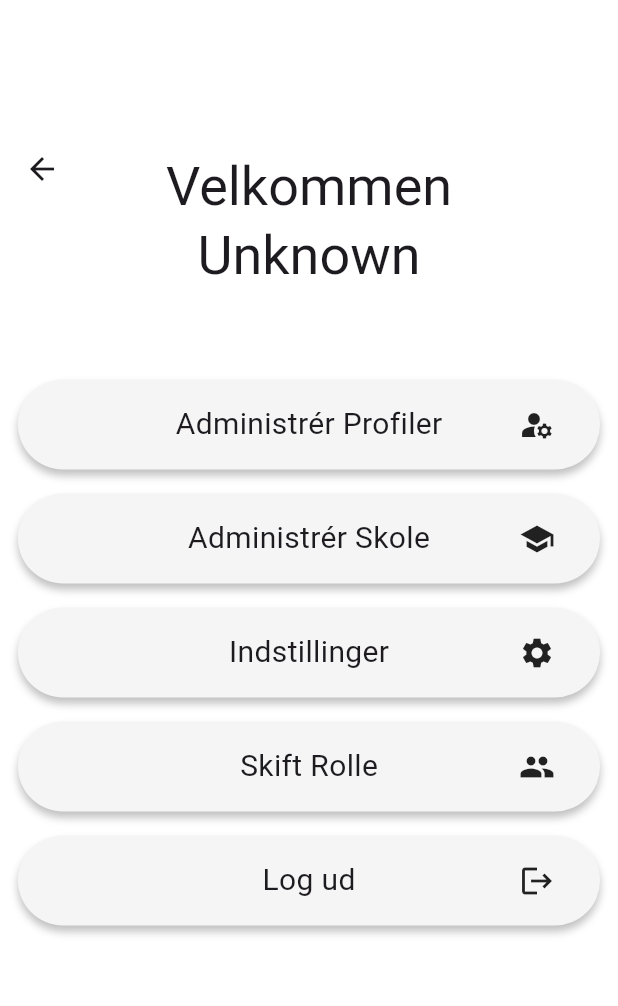
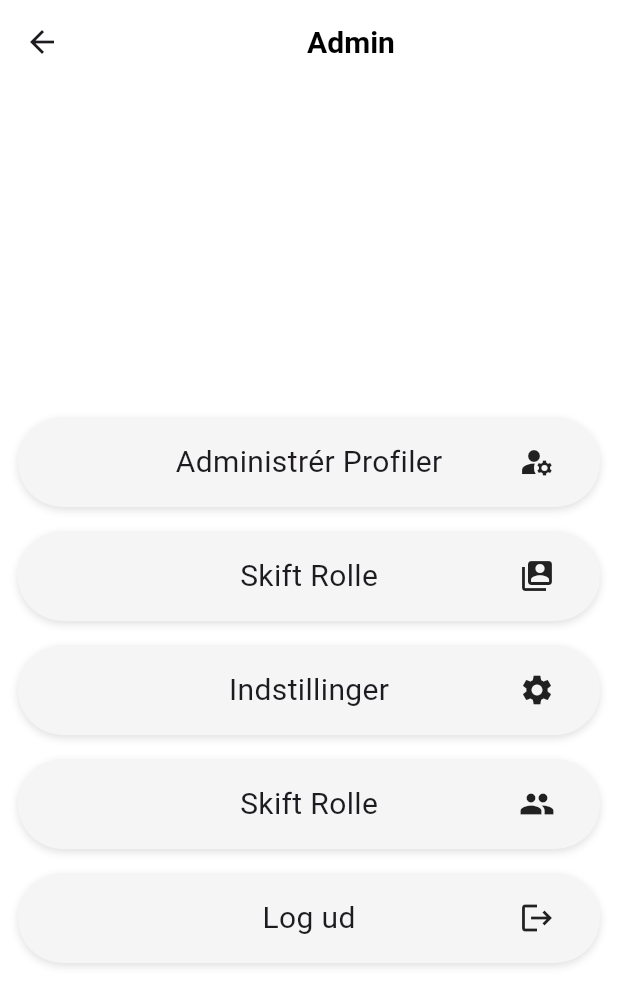
Before and after one commit to aau-giraf/foodplanner, a Flutter app: the AdminLandingPage screen opened directly, on a phone screen of 412 x 824 dp. Shown: the top 1006 px of the screen. Run offline on Flutter 3.47's test engine with Material 3 defaults, Android fonts, the light colour scheme and no system bars; our stand-ins replace camera, dropdown_button2, flutter_advanced_switch, flutter_secure_storage, go_router, image_picker and 1 more; missing offline and left inert: flutter_advanced_segment, flutter_sficon, openapi_generator_annotations; accounts and stored records are empty; network calls fail.

Commit message:
Admin page and other pages
Admin landing page er sat til og alle knapper fører til deres respective "placeholder" pages

```diff
--- a/foodplanner/lib/pages/Change_Roll.dart
+++ b/foodplanner/lib/pages/Change_Roll.dart
@@ -8,8 +8,10 @@ import 'package:foodplanner/components/nav_bar.dart';
 import 'package:foodplanner/config/colors.dart';
 import 'package:foodplanner/models/user.dart' as model;
 import 'package:foodplanner/services/user_service.dart';
-import 'package:provider/provider.dart';
-
+import 'package:go_router/go_router.dart';
+import 'package:foodplanner/auth/auth_provider.dart';
+import 'package:foodplanner/routes/user_roles.dart';
+import 'package:foodplanner/routes/paths.dart';
 
 class RoleSelectionPage extends StatefulWidget {
   const RoleSelectionPage({super.key});
--- a/foodplanner/lib/pages/landing_page_admin.dart
+++ b/foodplanner/lib/pages/landing_page_admin.dart
@@ -76,14 +76,28 @@ class _LandingPageAdminState extends State<AdminLandingPage> {
           }
         },
         {
-          'title': "Administrér Skole",
+          /*'title': "Administrér Skole",
           'cta': Row(
             mainAxisSize: MainAxisSize.min,
             children: [
               Icon(Icons.school),
               SizedBox(width: 10),
             ],
+          ),*/
+          'title': "Skift Rolle",
+          'cta': Row(
+            mainAxisSize: MainAxisSize.min,
+            children: [
+              Icon(Icons.switch_account),
+              SizedBox(width: 10),
+            ],
           ),
+          'ctaFunction': () {
+            Navigator.push(
+              context,
+              MaterialPageRoute(builder: (context) => const RoleSelectionPage()),
+            );
+          }
         },
         {
           'title': "Indstillinger",
@@ -134,32 +148,33 @@ class _LandingPageAdminState extends State<AdminLandingPage> {
         },
       ];
 
-    @override
-  Widget build(BuildContext context){
+  @override
+  Widget build(BuildContext context) {
     return Scaffold(
       appBar: AppBar(
+        title: Center(
+          child: Text(
+            'Admin',
+            style: AppTextStyles.headline4,
+          ),
+        ),
         backgroundColor: Colors.white,
-        toolbarHeight: 225,
-        centerTitle: true,
-        title: Padding(
-          padding: const EdgeInsets.only(top: 70),
-          child: Text(
-            'Velkommen \n${admin.firstName ?? 'Admin'}',
-            style: TextStyle(fontSize: 36),
-            textAlign: TextAlign.center,
-          )
-        )
       ),
       backgroundColor: Colors.white,
-
       bottomNavigationBar: NavBar(),
       body: SingleChildScrollView(
+        child: ConstrainedBox(
+          constraints: BoxConstraints(
+            minHeight: MediaQuery.of(context).size.height
+              - kToolbarHeight
+              - MediaQuery.of(context).padding.top,
+          ),
           child: Padding(
             padding: const EdgeInsets.symmetric(horizontal: 12, vertical: 10),
             child: Column(
               mainAxisAlignment: MainAxisAlignment.center,
               children: [
-                const SizedBox(height: 10),
+                const SizedBox(height: 40),
                 ...adminActions.map((action) {
                   return Padding(
                     padding: const EdgeInsets.symmetric(vertical: 8),
@@ -174,10 +189,9 @@ class _LandingPageAdminState extends State<AdminLandingPage> {
                           borderRadius: BorderRadius.circular(50),
                           boxShadow: [
                             BoxShadow(
-                              color: Color(0x3F000000),
-                      blurRadius: 4,
-                      offset: Offset(0, 4),
-                      spreadRadius: 0,
+                              color: Colors.black12,
+                              blurRadius: 4,
+                              offset: Offset(0, 2),
                             ),
                           ],
                         ),
```
Also changed, not shown: foodplanner/lib/pages/Admin_profiles.dart (added, +87 -0 lines), foodplanner/pubspec.lock (added).
